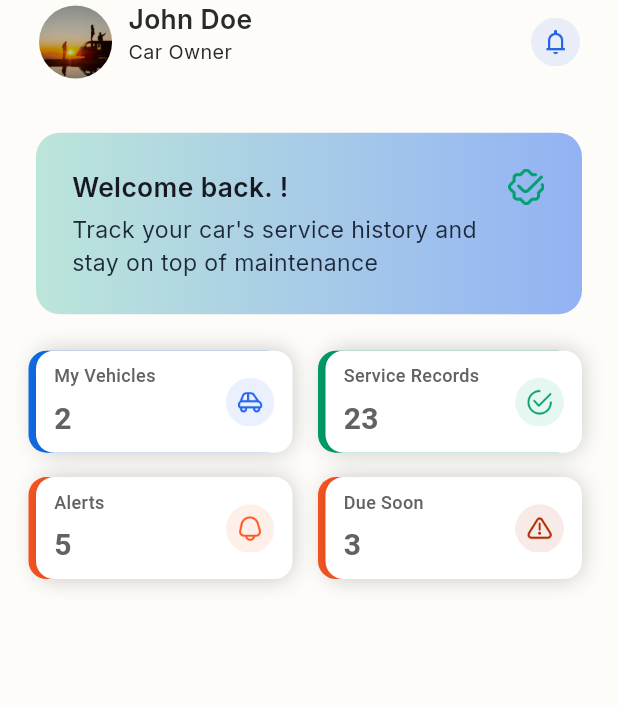
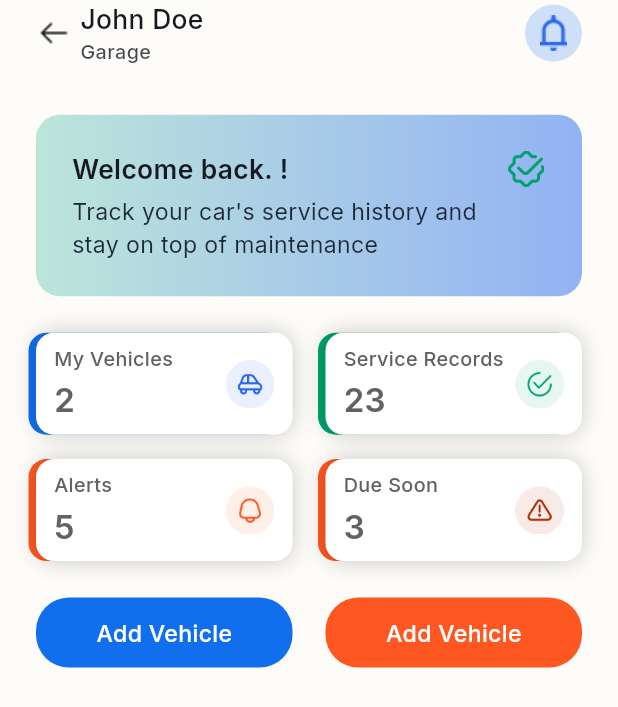
Before and after one commit to SadikurRahman1/salamora_ui, a Flutter app: the HomeScreenOwner screen opened directly, on a phone screen of 412 x 824 dp. Shown: the top 707 px of the screen. Run offline on Flutter 3.47's test engine with Material 3 defaults, Android fonts, the light colour scheme and no system bars; our stand-ins replace flutter_spinkit, get, google_fonts, pinput, shared_preferences; accounts and stored records are empty.

Commit message:
home screen loading

```diff
--- a/selemara/lib/core/constants/app_icons.dart
+++ b/selemara/lib/core/constants/app_icons.dart
@@ -10,7 +10,7 @@ class AppIcons {
   static const profileActive = "assets/icons/profile_active.png";
 
   static const profileHome = "assets/icons/profile_home.png";
-  static const notificationIcon = "assets/icons/notification_icon.png";
+  static const notificationIcon1 = "assets/icons/notification_icon.png";
   static const car = "assets/icons/car.png";
   static const check = "assets/icons/check.png";
   static const check1 = "assets/icons/check1.png";
--- a/selemara/lib/core/constants/app_images.dart
+++ b/selemara/lib/core/constants/app_images.dart
@@ -14,6 +14,7 @@ class AppImages {
   static const edit = "assets/images/edit.png";
   static const backArrow = "assets/images/back_arrow.png";
   static const beckButton = "assets/images/beck_button.png";
+  static const userProfile = "assets/images/beck_button.png";
 
 
 
--- a/selemara/lib/features/car_owner_flow/home/view/home_screen_owner.dart
+++ b/selemara/lib/features/car_owner_flow/home/view/home_screen_owner.dart
@@ -1,6 +1,8 @@
 import 'package:flutter/material.dart';
 import 'package:selemara/core/constants/app_icons.dart';
+import 'package:selemara/core/constants/app_images.dart';
 import 'package:selemara/core/widgets/app_text.dart';
+import 'package:selemara/core/widgets/custom_button.dart';
 import 'package:selemara/features/car_owner_flow/home/widget/information_card.dart';
 
 import '../../../../core/constants/app_colors.dart';
@@ -15,7 +17,7 @@ class HomeScreenOwner extends StatelessWidget {
   @override
   Widget build(BuildContext context) {
     return Scaffold(
-      appBar: CustomHomeAppbar(),
+
       body: Container(
         margin: EdgeInsets.symmetric(horizontal: 24),
 
@@ -23,6 +25,44 @@ class HomeScreenOwner extends StatelessWidget {
           mainAxisAlignment: MainAxisAlignment.start,
           crossAxisAlignment: CrossAxisAlignment.start,
           children: [
+
+
+            Row(
+              mainAxisAlignment: MainAxisAlignment.spaceBetween,
+              children: [
+                Row(
+                  children: [
+                    Image.asset(AppImages.userProfile),
+                    SizedBox(width: res.wp(5)),
+                    Column(
+                      crossAxisAlignment: CrossAxisAlignment.start,
+                      children: [
+                        AppText(
+                          "John Doe",
+                          color: AppColors.textColor,
+                          fontSize: 16,
+                          fontWeight: FontWeight.w500,
+                        ),
+                        AppText(
+                          "Garage",
+                          color: AppColors.textColor.withValues(alpha: 0.8),
+                          fontSize: 12,
+                          fontWeight: FontWeight.w500,
+                        ),
+                      ],
+                    ),
+                  ],
+                ),
+                Container(
+                  padding: EdgeInsets.all(10),
+                  decoration: BoxDecoration(
+                    shape: BoxShape.circle,
+                    color: AppColors.primaryColor.withValues(alpha: 0.2),
+                  ),
+                  child: Image.asset(AppIcons.notificationIcon),
+                ),
+              ],
+            ),
             SizedBox(height: res.hp(32)),
 
             Container(
@@ -132,6 +172,22 @@ class HomeScreenOwner extends StatelessWidget {
                 ),
               ],
             ),
+
+            SizedBox(height: res.hp(24)),
+
+            Row(
+              children: [
+                Expanded(
+                  child: CustomButton(text: "Add Vehicle", onTap: () {}),
+                ),
+
+                SizedBox(width: res.wp(20)),
+
+                Expanded(
+                  child: CustomButton(text: "Add Vehicle", onTap: () {},btnColor: AppColors.orange,),
+                ),
+              ],
+            ),
           ],
         ),
       ),
--- a/selemara/lib/features/car_owner_flow/home/widget/information_card.dart
+++ b/selemara/lib/features/car_owner_flow/home/widget/information_card.dart
@@ -1,4 +1,5 @@
 import 'package:flutter/material.dart';
+import 'package:selemara/core/widgets/app_text.dart';
 
 class InformationCard extends StatelessWidget {
   final Color backgroundColor;
@@ -60,21 +61,21 @@ class InformationCard extends StatelessWidget {
                 mainAxisAlignment: MainAxisAlignment.spaceBetween,
                 crossAxisAlignment: CrossAxisAlignment.start,
                 children: [
-                  Text(
+                  AppText(
                     title,
-                    style: const TextStyle(
+
                       fontWeight: FontWeight.w500,
                       fontSize: 12,
                       color: Color(0xFF626262),
-                    ),
+
                   ),
-                  Text(
+                  AppText(
                     value,
-                    style: const TextStyle(
+
                       fontWeight: FontWeight.w600,
                       fontSize: 20,
                       color: Color(0xFF626262),
-                    ),
+
                   ),
                 ],
               ),
```
Also changed, not shown: selemara/pubspec.lock.
